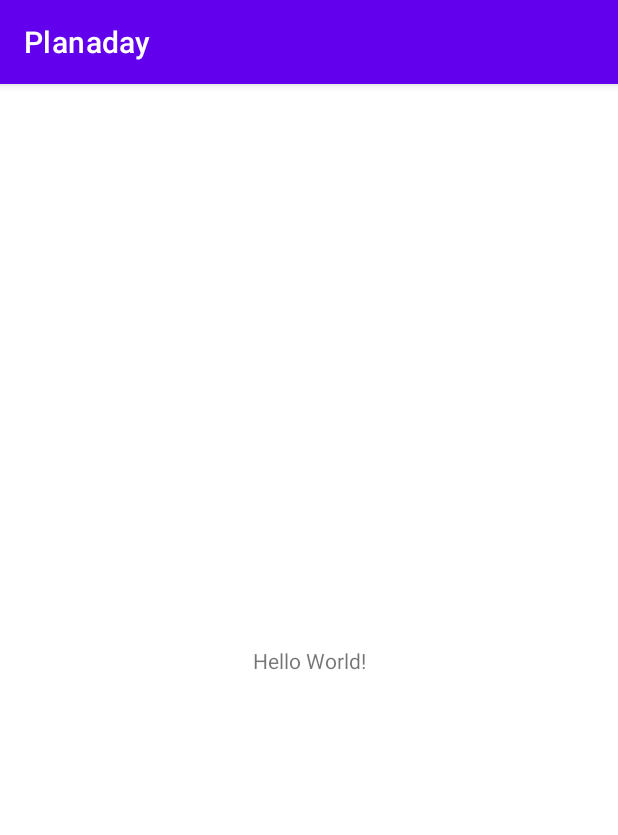
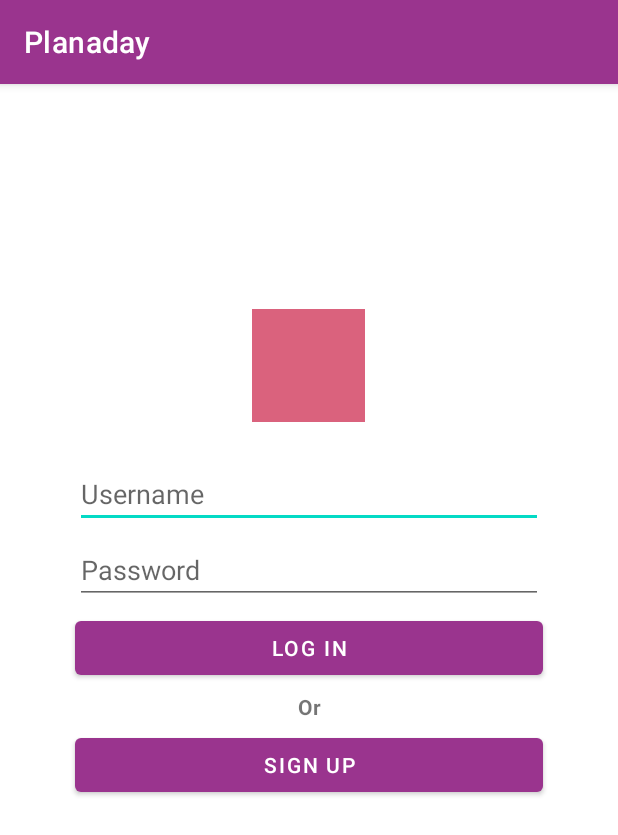
Before and after one commit to nlklahari/Planaday, an Android app: the screen it shows after launch (MainActivity before the commit, LoginActivity after it), on a phone screen of 412 x 824 dp. Shown: the top 835 px of the screen. Run offline under Robolectric (Android 15) with nearby library versions, the phone set to English and light mode, and no system bars; libraries missing offline, so code that uses them is left out: com.parse; 3 statements that could not run were skipped.

Commit message:
implemented login and sign up activities

```diff
--- /dev/null
+++ b/app/src/main/java/com/example/planaday/LoginActivity.java
@@ -0,0 +1,91 @@
+package com.example.planaday;
+
+import androidx.appcompat.app.AppCompatActivity;
+
+import android.content.Intent;
+import android.os.Bundle;
+import android.util.Log;
+import android.view.View;
+import android.widget.Button;
+import android.widget.EditText;
+import android.widget.Toast;
+
+import com.parse.LogInCallback;
+import com.parse.ParseException;
+import com.parse.ParseUser;
+
+public class LoginActivity extends AppCompatActivity {
+    private static final String TAG = LoginActivity.class.getSimpleName();
+    private EditText etUsername;
+    private EditText etPassword;
+    private Button btnLogin;
+    private Button btnSignUp;
+
+    @Override
+    protected void onCreate(Bundle savedInstanceState) {
+        super.onCreate(savedInstanceState);
+        setContentView(R.layout.activity_login);
+
+        // Takes user directly to main activity if already logged in
+        if (ParseUser.getCurrentUser() != null) {
+            launchMainActivity();
+        }
+
+        etUsername = findViewById(R.id.etUsername);
+        etPassword = findViewById(R.id.etPassword);
+        btnLogin = findViewById(R.id.btnLogin);
+        btnSignUp = findViewById(R.id.btnSignUp);
+
+        // Log In Button
+        btnLogin.setOnClickListener(new View.OnClickListener() {
+            @Override
+            public void onClick(View v) {
+                Log.i(TAG, "onClick login button");
+                String username = etUsername.getText().toString();
+                String password = etPassword.getText().toString();
+                loginUser(username, password);
+            }
+        });
+
+        // Sign Up Button
+        btnSignUp.setOnClickListener(new View.OnClickListener() {
+            @Override
+            public void onClick(View v) {
+                Log.i(TAG, "onClick signup button");
+                launchSignUpActivity();
+            }
+        });
+
+    }
+
+    // Verifies login and takes user to main activity
+    private void loginUser(String username, String password) {
+        Log.i(TAG, "Attempting to login user " + username);
+
+        ParseUser.logInInBackground(username, password, new LogInCallback() {
+            @Override
+            public void done(ParseUser user, ParseException e) {
+                if (e != null) {
+                    Toast.makeText(LoginActivity.this, "Invalid Username and/or Password", Toast.LENGTH_SHORT).show();
+                    Log.e(TAG, "Issue with login", e);
+                    return;
+                }
+                launchMainActivity();
+                Toast.makeText(LoginActivity.this, "Success!", Toast.LENGTH_SHORT).show();
+            }
+        });
+    }
+
+    // Takes user to Sign Up Activity
+    private void launchSignUpActivity() {
+        Intent intent = new Intent(this, SignUpActivity.class);
+        this.startActivity(intent);
+    }
+
+    // Takes user to main activity
+    private void launchMainActivity() {
+        Intent intent = new Intent(this, MainActivity.class);
+        this.startActivity(intent);
+        finish();
+    }
+}
--- /dev/null
+++ b/app/src/main/java/com/example/planaday/LogoActivity.java
@@ -0,0 +1,19 @@
+package com.example.planaday;
+
+import androidx.appcompat.app.AppCompatActivity;
+
+import android.content.Intent;
+import android.os.Bundle;
+
+public class LogoActivity extends AppCompatActivity {
+
+    @Override
+    protected void onCreate(Bundle savedInstanceState) {
+        super.onCreate(savedInstanceState);
+        setContentView(R.layout.activity_logo);
+
+        Intent intent = new Intent(this, LoginActivity.class);
+        startActivity(intent);
+        finish();
+    }
+}
--- /dev/null
+++ b/app/src/main/java/com/example/planaday/ParseApplication.java
@@ -0,0 +1,33 @@
+package com.example.planaday;
+
+import android.app.Application;
+
+import com.parse.Parse;
+
+import okhttp3.OkHttpClient;
+import okhttp3.logging.HttpLoggingInterceptor;
+
+public class ParseApplication extends Application {
+    @Override
+    public void onCreate() {
+        super.onCreate();
+
+        // Use for troubleshooting - remove this line for production
+        Parse.setLogLevel(Parse.LOG_LEVEL_DEBUG);
+
+        // Use for monitoring Parse OkHttp traffic
+        // Can be Level.BASIC, Level.HEADERS, or Level.BODY
+        // See https://square.github.io/okhttp/3.x/logging-interceptor/ to see the options.
+        OkHttpClient.Builder builder = new OkHttpClient.Builder();
+        HttpLoggingInterceptor httpLoggingInterceptor = new HttpLoggingInterceptor();
+        httpLoggingInterceptor.setLevel(HttpLoggingInterceptor.Level.BODY);
+        builder.networkInterceptors().add(httpLoggingInterceptor);
+
+        // set applicationId, and server server based on the values in the back4app settings.
+        // any network interceptors must be added with the Configuration Builder given this syntax
+        Parse.initialize(new Parse.Configuration.Builder(this)
+                .applicationId(getString(R.string.back4app_app_id)) // should correspond to Application Id env variable
+                .clientKey(getString(R.string.back4app_client_key))  // should correspond to Client key env variable
+                .server(getString(R.string.back4app_server_url)).build());
+    }
+}
--- /dev/null
+++ b/app/src/main/res/layout/activity_login.xml
@@ -0,0 +1,91 @@
+<?xml version="1.0" encoding="utf-8"?>
+<RelativeLayout xmlns:android="http://schemas.android.com/apk/res/android"
+    xmlns:app="http://schemas.android.com/apk/res-auto"
+    xmlns:tools="http://schemas.android.com/tools"
+    android:layout_width="match_parent"
+    android:layout_height="match_parent"
+    tools:context=".LoginActivity"
+    android:backgroundTint="@color/dark_purple">
+
+    <ImageView
+        android:id="@+id/ivHomeIcon"
+        android:layout_width="75dp"
+        android:layout_height="75dp"
+        android:layout_centerHorizontal="true"
+        android:layout_marginTop="150dp"
+        app:srcCompat="@color/blush" />
+
+    <EditText
+        android:id="@+id/etUsername"
+        android:layout_width="250dp"
+        android:layout_height="wrap_content"
+        android:layout_below="@id/ivHomeIcon"
+        android:layout_alignParentStart="true"
+        android:layout_alignParentEnd="true"
+        android:layout_centerVertical="true"
+        android:layout_marginStart="50dp"
+        android:layout_marginTop="25dp"
+        android:layout_marginEnd="50dp"
+        android:ems="10"
+        android:hint="Username"
+        android:lines="1"
+        android:outlineProvider="none" />
+
+    <EditText
+        android:id="@+id/etPassword"
+        android:layout_width="250dp"
+        android:layout_height="wrap_content"
+        android:layout_below="@+id/etUsername"
+        android:layout_alignParentStart="true"
+        android:layout_alignParentEnd="true"
+        android:layout_centerVertical="true"
+        android:layout_marginStart="50dp"
+        android:layout_marginTop="5dp"
+        android:layout_marginEnd="50dp"
+        android:ems="10"
+        android:hint="Password"
+        android:inputType="textPassword"
+        android:lines="1"
+        android:singleLine="true" />
+
+    <Button
+        android:id="@+id/btnLogin"
+        android:layout_width="250dp"
+        android:layout_height="wrap_content"
+        android:layout_below="@+id/etPassword"
+        android:layout_alignParentStart="true"
+        android:layout_alignParentEnd="true"
+        android:layout_centerVertical="true"
+        android:layout_marginStart="50dp"
+        android:layout_marginTop="5dp"
+        android:layout_marginEnd="50dp"
+        android:text="Log In" />
+
+    <TextView
+        android:id="@+id/tvOr"
+        android:layout_width="220dp"
+        android:layout_height="wrap_content"
+        android:layout_below="@+id/btnLogin"
+        android:layout_centerVertical="true"
+        android:layout_marginStart="100dp"
+        android:layout_marginTop="5dp"
+        android:layout_marginEnd="100dp"
+        android:ems="10"
+        android:text="Or"
+        android:textAlignment="center"
+        android:textStyle="bold" />
+
+    <Button
+        android:id="@+id/btnSignUp"
+        android:layout_width="250dp"
+        android:layout_height="wrap_content"
+        android:layout_below="@+id/tvOr"
+        android:layout_alignParentStart="true"
+        android:layout_alignParentEnd="true"
+        android:layout_centerVertical="true"
+        android:layout_marginStart="50dp"
+        android:layout_marginTop="5dp"
+        android:layout_marginEnd="50dp"
+        android:text="Sign Up" />
+
+</RelativeLayout>
--- a/app/src/main/res/values/colors.xml
+++ b/app/src/main/res/values/colors.xml
@@ -7,4 +7,9 @@
     <color name="teal_700">#FF018786</color>
     <color name="black">#FF000000</color>
     <color name="white">#FFFFFFFF</color>
+    <color name="peach_puff">#F9DBBD</color>
+    <color name="light_salmon">#DCA17D</color>
+    <color name="blush">#DA627D</color>
+    <color name="violet_crayola">#9A348E</color>
+    <color name="dark_purple">#0D0628</color>
 </resources>
--- a/app/src/main/res/values/strings.xml
+++ b/app/src/main/res/values/strings.xml
@@ -1,3 +1,11 @@
 <resources>
     <string name="app_name">Planaday</string>
+
+    <string name="back4app_server_url">https://parseapi.back4app.com/</string>
+
+    <!-- Change the following strings as required -->
+    <string name="back4app_app_id">1TO8dzftjc25Nyu0hBvTm3HujoLYH6FSWthch3ZI</string>
+    <string name="back4app_client_key">OItgWCE6yKvrV99ZBVB17DkZTs5YVAawNBDGzf1R</string>
+    <!-- TODO: Remove or change this placeholder text -->
+    <string name="hello_blank_fragment">Hello blank fragment</string>
 </resources>
--- a/app/src/main/res/values/themes.xml
+++ b/app/src/main/res/values/themes.xml
@@ -2,8 +2,8 @@
     <!-- Base application theme. -->
     <style name="Theme.Planaday" parent="Theme.MaterialComponents.DayNight.DarkActionBar">
         <!-- Primary brand color. -->
-        <item name="colorPrimary">@color/purple_500</item>
-        <item name="colorPrimaryVariant">@color/purple_700</item>
+        <item name="colorPrimary">@color/violet_crayola</item>
+        <item name="colorPrimaryVariant">@color/black</item>
         <item name="colorOnPrimary">@color/white</item>
         <!-- Secondary brand color. -->
         <item name="colorSecondary">@color/teal_200</item>
--- a/build.gradle
+++ b/build.gradle
@@ -17,6 +17,7 @@ allprojects {
         google()
         mavenCentral()
         jcenter() // Warning: this repository is going to shut down soon
+        maven { url "https://jitpack.io" }
     }
 }
 
```
Also changed, not shown: app/build.gradle (+7 -0 lines), app/src/main/AndroidManifest.xml (+18 -1 lines), app/src/main/java/com/example/planaday/MainActivity.java (+45 -0 lines), app/src/main/java/com/example/planaday/SignUpActivity.java (added, +82 -0 lines), app/src/main/res/drawable/ic_baseline_person_24.xml (added, +10 -0 lines), app/src/main/res/layout/activity_logo.xml (added, +22 -0 lines), app/src/main/res/layout/activity_main.xml (+32 -8 lines), app/src/main/res/layout/activity_sign_up.xml (added, +101 -0 lines), app/src/main/res/menu/menu_main.xml (added, +11 -0 lines).
